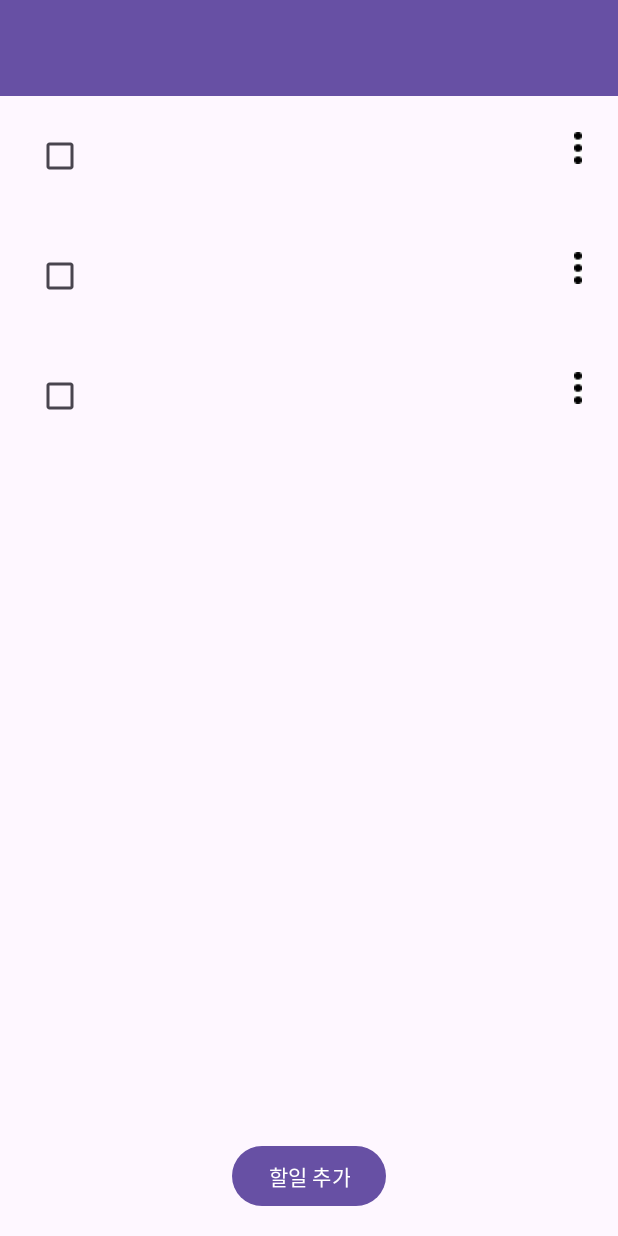
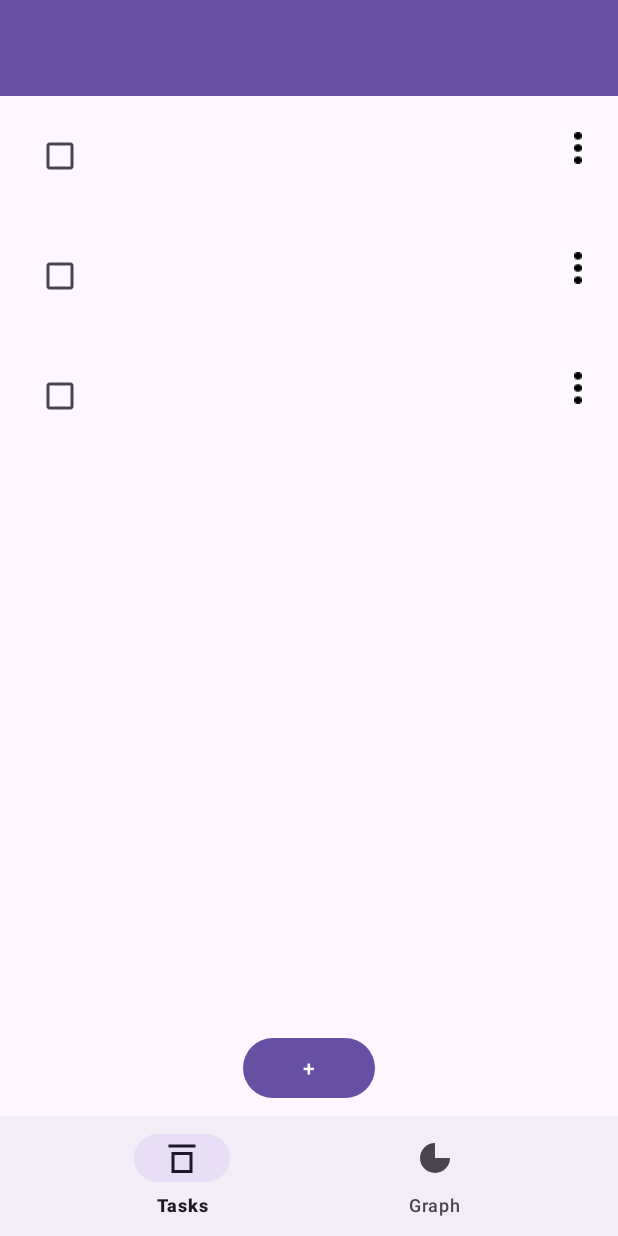
Before and after one commit to HUMBLE25/FocusOn, an Android app: the layout activity_main.xml on its own in the app's theme, with its tools: preview values and no code run, on a phone screen of 412 x 824 dp. Run offline under Robolectric (Android 15) with nearby library versions, the phone set to English and light mode, and no system bars.

Commit message:
FIX: bottomNavgationView is not clicked.

```diff
--- a/app/src/main/AndroidManifest.xml
+++ b/app/src/main/AndroidManifest.xml
@@ -12,6 +12,9 @@
         android:supportsRtl="true"
         android:theme="@style/Theme.FocusOn"
         tools:targetApi="31">
+        <activity
+            android:name=".GraphActivity"
+            android:exported="false" />
         <activity
             android:name=".EditTaskActivity"
             android:exported="false" />
--- /dev/null
+++ b/app/src/main/res/drawable/ic_graph.xml
@@ -0,0 +1,31 @@
+<vector xmlns:android="http://schemas.android.com/apk/res/android"
+    android:width="24dp"
+    android:height="24dp"
+    android:viewportWidth="24"
+    android:viewportHeight="24">
+
+    <!-- 1/4 첫 번째 (검은색) -->
+    <path
+        android:fillColor="#000"
+        android:pathData="M22,12
+            A10,10 0 0,1 12,22
+            L12,12
+            Z" />
+
+    <!-- 1/4 두 번째 (검은색) -->
+    <path
+        android:fillColor="#000"
+        android:pathData="M12,22
+            A10,10 0 0,1 2,12
+            L12,12
+            Z" />
+
+    <!-- 1/4 세 번째 (검은색) -->
+    <path
+        android:fillColor="#000"
+        android:pathData="M2,12
+            A10,10 0 0,1 12,2
+            L12,12
+            Z" />
+    <!-- 오른쪽 상단 부분을 비웁니다 -->
+</vector>
--- /dev/null
+++ b/app/src/main/res/drawable/ic_tasks.xml
@@ -0,0 +1,9 @@
+<vector xmlns:android="http://schemas.android.com/apk/res/android"
+    android:width="24dp"
+    android:height="24dp"
+    android:viewportWidth="24"
+    android:viewportHeight="24">
+    <path
+        android:fillColor="#000"
+        android:pathData="M3,3h18v2H3V3zm2,5h14v14H5V8zm2,2v10h10V10H7z" />
+</vector>
--- a/app/src/main/res/layout/activity_main.xml
+++ b/app/src/main/res/layout/activity_main.xml
@@ -18,15 +18,16 @@
         app:layout_constraintStart_toStartOf="parent"
         app:layout_constraintEnd_toEndOf="parent" />
 
-    <!-- 할 일 목록을 표시하는 RecyclerView -->
+    <!-- 할 일 목록을 표시하는 RecyclerView, 스크롤바 추가-->
     <androidx.recyclerview.widget.RecyclerView
         android:id="@+id/taskRecyclerView"
         android:layout_width="0dp"
         android:layout_height="0dp"
+        android:scrollbars="vertical"
+        app:layout_constraintTop_toBottomOf="@+id/toolbar"
         app:layout_constraintBottom_toTopOf="@+id/addTaskButton"
+        app:layout_constraintStart_toStartOf="parent"
         app:layout_constraintEnd_toEndOf="parent"
-        app:layout_constraintStart_toStartOf="@id/toolbar"
-        app:layout_constraintTop_toBottomOf="@+id/toolbar"
         tools:listitem="@layout/item_task" />
 
     <!-- 새 할 일 추가 버튼 -->
@@ -34,9 +35,20 @@
         android:id="@+id/addTaskButton"
         android:layout_width="wrap_content"
         android:layout_height="wrap_content"
-        android:layout_marginBottom="16dp"
-        android:text="할일 추가"
-        app:layout_constraintBottom_toBottomOf="parent"
+        android:layout_marginBottom="8dp"
+        android:text="+"
+        app:layout_constraintBottom_toTopOf="@+id/bottomNavigationView"
         app:layout_constraintEnd_toEndOf="parent"
         app:layout_constraintStart_toStartOf="parent" />
+
+    <!-- 하단 네비게이션 추가 -->
+    <com.google.android.material.bottomnavigation.BottomNavigationView
+        android:id="@+id/bottomNavigationView"
+        android:layout_width="0dp"
+        android:layout_height="wrap_content"
+        app:layout_constraintBottom_toBottomOf="parent"
+        app:layout_constraintStart_toStartOf="parent"
+        app:layout_constraintEnd_toEndOf="parent"
+        app:menu="@menu/bottom_nav_menu" />
+
 </androidx.constraintlayout.widget.ConstraintLayout>
--- /dev/null
+++ b/app/src/main/res/menu/bottom_nav_menu.xml
@@ -0,0 +1,17 @@
+<?xml version="1.0" encoding="utf-8"?>
+<menu xmlns:android="http://schemas.android.com/apk/res/android"
+    xmlns:app="http://schemas.android.com/apk/res-auto">
+
+<!-- 할일 목록 아이콘 -->
+    <item
+        android:id="@+id/menu_tasks"
+        android:icon="@drawable/ic_tasks"
+        android:title="Tasks"
+        app:showAsAction="ifRoom" />
+    <!-- 그래프 아이콘 -->
+    <item
+        android:id="@+id/menu_graph"
+        android:icon="@drawable/ic_graph"
+        android:title="Graph"
+        app:showAsAction="ifRoom" />
+</menu>
--- a/app/src/main/res/values/colors.xml
+++ b/app/src/main/res/values/colors.xml
@@ -2,4 +2,5 @@
 <resources>
     <color name="black">#FF000000</color>
     <color name="white">#FFFFFFFF</color>
+    <color name="purple_500">#6200EE</color>
 </resources>
```
Also changed, not shown: app/src/main/java/com/example/focuson/GraphActivity.java (added, +68 -0 lines), app/src/main/java/com/example/focuson/MainActivity.java (+34 -0 lines), app/src/main/res/layout/activity_graph.xml (added, +49 -0 lines).
